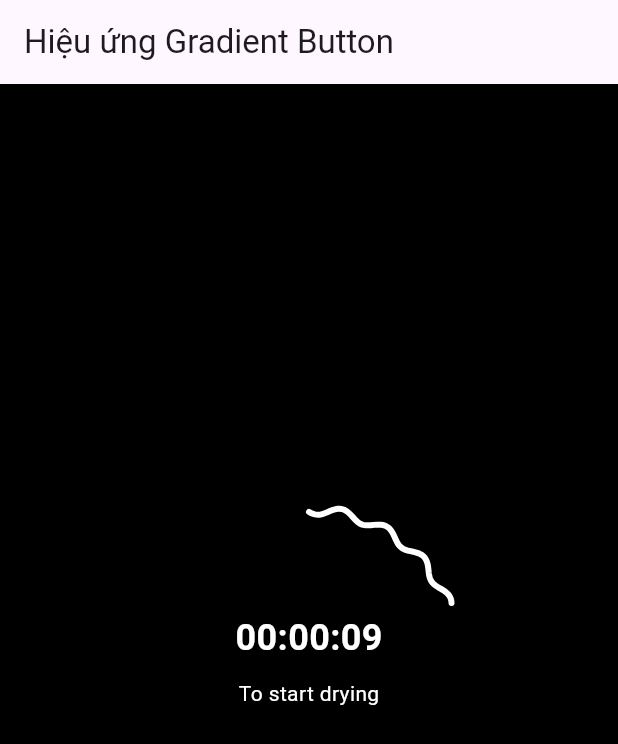
After one commit to duchl0202/custom_paint_flutter, a Flutter app: the CountdownScreen screen opened directly, on a phone screen of 412 x 824 dp. The commit adds this screen. Shown: the top 744 px of the screen. Run offline on Flutter 3.47's test engine with Material 3 defaults, Android fonts, the phone set to English and light mode, and no system bars.

Commit message:
chore: Add Countdown Screen widget with wave animation effect

```diff
--- /dev/null
+++ b/lib/animation/nomal/contdown_wave.dart
@@ -0,0 +1,148 @@
+import 'dart:async';
+import 'dart:math';
+import 'package:flutter/material.dart';
+
+class CountdownScreen extends StatefulWidget {
+  const CountdownScreen({Key? key}) : super(key: key);
+
+  @override
+  State<CountdownScreen> createState() => _CountdownScreenState();
+}
+
+class _CountdownScreenState extends State<CountdownScreen>
+    with SingleTickerProviderStateMixin {
+  late AnimationController _controller;
+  late Timer _timer;
+
+  Duration countdownDuration =
+      const Duration(seconds: 10); // Thời gian đếm ngược
+  Duration remainingTime = const Duration(seconds: 10);
+
+  @override
+  void initState() {
+    super.initState();
+
+    // Animation Controller để điều khiển hiệu ứng sóng
+    _controller = AnimationController(
+      vsync: this,
+      duration: countdownDuration,
+    )..addListener(() {
+        setState(() {});
+      });
+
+    // Timer để cập nhật thời gian còn lại
+    _timer = Timer.periodic(const Duration(seconds: 1), (timer) {
+      if (remainingTime.inSeconds > 0) {
+        setState(() {
+          remainingTime -= const Duration(seconds: 1);
+        });
+      } else {
+        _timer.cancel();
+        _controller.stop();
+      }
+    });
+
+    _controller.forward(); // Bắt đầu hiệu ứng sóng
+  }
+
+  @override
+  void dispose() {
+    _timer.cancel();
+    _controller.dispose();
+    super.dispose();
+  }
+
+  String formatDuration(Duration duration) {
+    String hours = duration.inHours.toString().padLeft(2, '0');
+    String minutes = (duration.inMinutes % 60).toString().padLeft(2, '0');
+    String seconds = (duration.inSeconds % 60).toString().padLeft(2, '0');
+    return "$hours:$minutes:$seconds";
+  }
+
+  @override
+  Widget build(BuildContext context) {
+    double progress = _controller.value; // Giá trị tiến trình (0 -> 1)
+
+    return Scaffold(
+      appBar: AppBar(
+        title: const Text('Hiệu ứng Gradient Button'),
+      ),
+      backgroundColor: Colors.black,
+      body: Center(
+        child: CustomPaint(
+          painter: WavePainter(progress, _controller.value * 6 * pi),
+          child: SizedBox(
+            width: 200,
+            height: 200,
+            child: Column(
+              mainAxisAlignment: MainAxisAlignment.center,
+              children: [
+                Text(
+                  formatDuration(remainingTime),
+                  style: const TextStyle(
+                    color: Colors.white,
+                    fontSize: 24,
+                    fontWeight: FontWeight.bold,
+                  ),
+                ),
+                const SizedBox(height: 10),
+                const Text(
+                  'To start drying',
+                  style: TextStyle(
+                    color: Colors.white,
+                    fontSize: 14,
+                  ),
+                ),
+              ],
+            ),
+          ),
+        ),
+      ),
+    );
+  }
+}
+
+class WavePainter extends CustomPainter {
+  final double progress;
+  final double time; // Thêm tham số thời gian
+
+  WavePainter(this.progress, this.time);
+
+  @override
+  void paint(Canvas canvas, Size size) {
+    final Paint wavePaint = Paint()
+      ..color = Colors.white
+      ..style = PaintingStyle.stroke
+      ..strokeWidth = 4
+      ..strokeCap = StrokeCap.round;
+
+    double radius = size.width / 2;
+    Offset center = Offset(size.width / 2, size.height / 2);
+
+    Path wavePath = Path();
+
+    int waveCount = 20;
+
+    for (double angle = -pi / 2;
+        angle < -pi / 2 + 2 * pi * progress;
+        angle += 0.01) {
+      double waveFactor = sin(waveCount * angle + time);
+      double waveRadius = radius + 3 * waveFactor;
+      double x = center.dx + waveRadius * cos(angle);
+      double y = center.dy + waveRadius * sin(angle);
+
+      if (angle == -pi / 2) {
+        wavePath.moveTo(x, y);
+      } else {
+        wavePath.lineTo(x, y);
+      }
+    }
+
+    canvas.drawPath(wavePath, wavePaint);
+  }
+
+  @override
+  bool shouldRepaint(covariant CustomPainter oldDelegate) {
+    return true;
+  }
+}
```
Also changed, not shown: lib/model.dart (+7 -0 lines).
